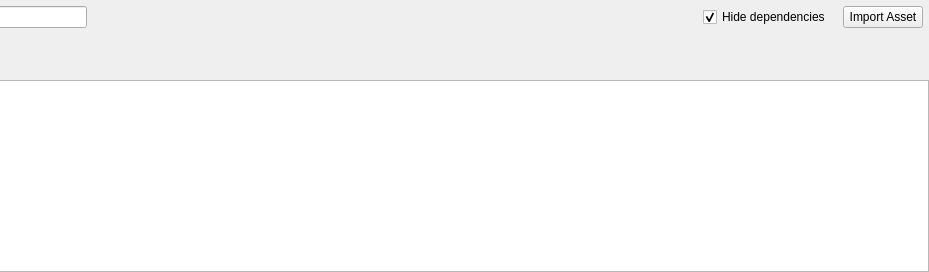
First picture: the form in src/widgets/assetwidget.ui, repository jahshaka/Studio, before the edit; both pictures show x 512 to 1441 and y 0 to 272 of the 1441 by 272 pixel window.
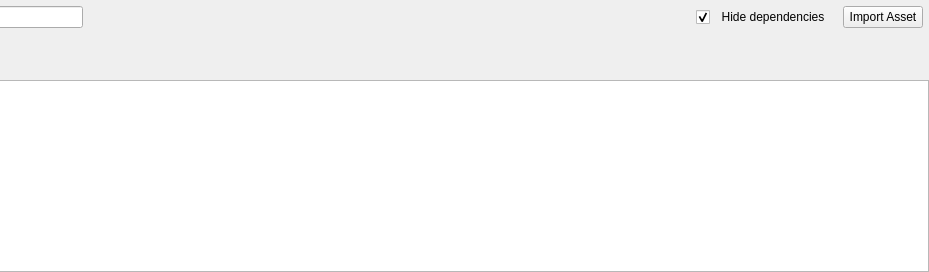
Second picture: the form after the edit.

What changed in the file:
```diff
--- a/src/widgets/assetwidget.ui
+++ b/src/widgets/assetwidget.ui
@@ -78,7 +78,7 @@
       <item>
        <widget class="QCheckBox" name="hideDeps">
         <property name="text">
-         <string>Hide dependencies</string>
+         <string>  Hide dependencies</string>
         </property>
         <property name="checked">
          <bool>true</bool>
```
